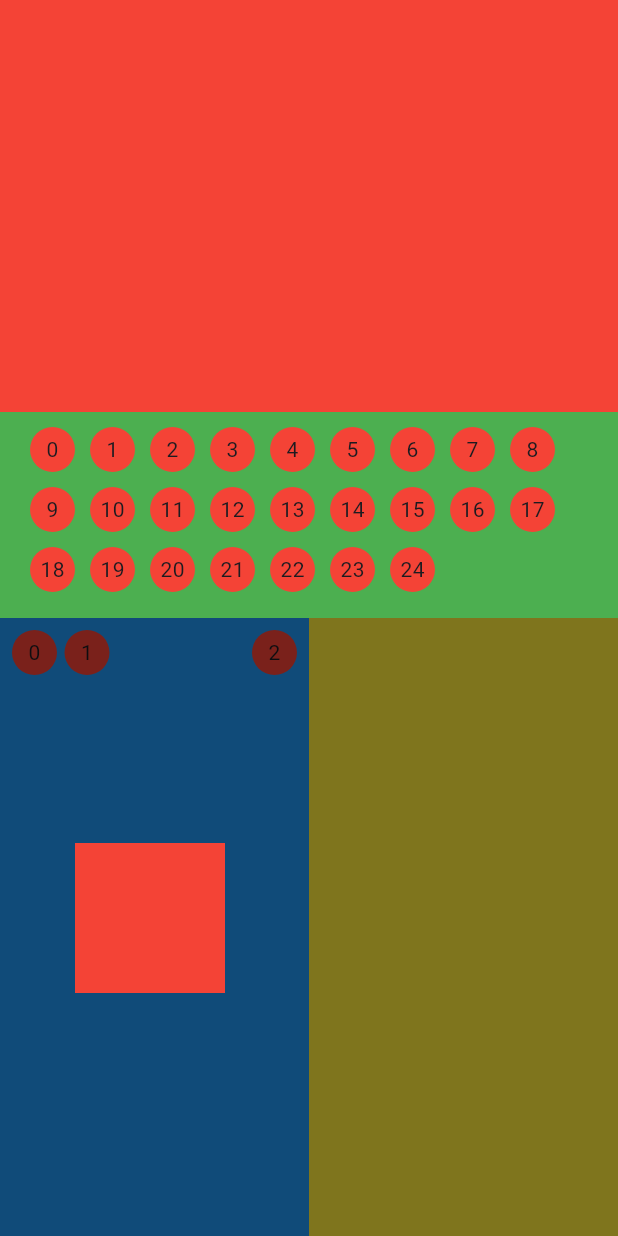
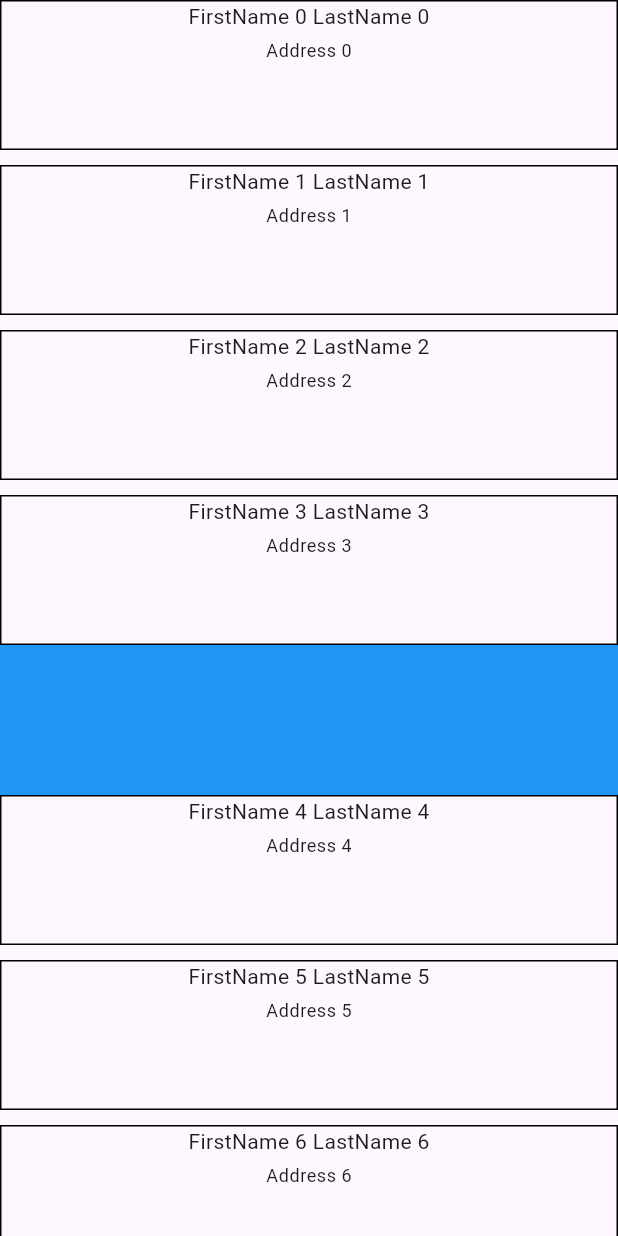
Before and after one commit to ESGI-5AL2/5AL2_2024_2025, a Flutter app: the screen it shows after launch, on a phone screen of 412 x 824 dp. Run offline on Flutter 3.47's test engine with Material 3 defaults, Android fonts, the light colour scheme and no system bars.

Commit message:
Add Listview chapter

```diff
--- /dev/null
+++ b/lib/lists/lists_screen.dart
@@ -0,0 +1,41 @@
+import 'package:al2_2024/lists/user.dart';
+import 'package:al2_2024/lists/user_list_item.dart';
+import 'package:flutter/material.dart';
+
+class ListsScreen extends StatelessWidget {
+  const ListsScreen({super.key});
+
+  @override
+  Widget build(BuildContext context) {
+    final users = List.generate(100, (index) {
+      return User(
+        firstName: 'FirstName $index',
+        lastName: 'LastName $index',
+        address: 'Address $index',
+      );
+    });
+
+    return Scaffold(
+      body: SafeArea(
+        child: ListView.separated(
+          itemCount: users.length,
+          separatorBuilder: (context, index) {
+            if (index % 3 == 0 && index != 0) {
+              return Container(
+                height: 100,
+                width: 100,
+                color: Colors.blue,
+              );
+            }
+
+            return const SizedBox(height: 10);
+          },
+          itemBuilder: (context, index) {
+            final user = users[index];
+            return UserListItem(user: user);
+          },
+        ),
+      ),
+    );
+  }
+}
--- /dev/null
+++ b/lib/lists/user.dart
@@ -0,0 +1,11 @@
+class User {
+  final String firstName;
+  final String lastName;
+  final String address;
+
+  User({
+    required this.firstName,
+    required this.lastName,
+    required this.address,
+  });
+}
--- /dev/null
+++ b/lib/lists/user_list_item.dart
@@ -0,0 +1,39 @@
+import 'package:al2_2024/lists/user.dart';
+import 'package:flutter/material.dart';
+
+class UserListItem extends StatelessWidget {
+  const UserListItem({
+    super.key,
+    required this.user,
+  });
+
+  final User user;
+
+  @override
+  Widget build(BuildContext context) {
+    print('We are building the user : ${user.firstName}');
+    return Container(
+      height: 100,
+      width: 100,
+      decoration: BoxDecoration(
+        border: Border.all(
+          width: 1,
+          color: Colors.black,
+        ),
+      ),
+      child: Column(
+        children: [
+          Text(
+            '${user.firstName} ${user.lastName}',
+            style: Theme.of(context).textTheme.bodyMedium,
+          ),
+          const SizedBox(height: 5),
+          Text(
+            user.address,
+            style: Theme.of(context).textTheme.bodySmall,
+          ),
+        ],
+      ),
+    );
+  }
+}
--- a/lib/main.dart
+++ b/lib/main.dart
@@ -1,6 +1,7 @@
 import 'package:al2_2024/exercises/exercise_a.dart';
 import 'package:al2_2024/home.dart';
 import 'package:al2_2024/layouts/layouts.dart';
+import 'package:al2_2024/lists/lists_screen.dart';
 import 'package:flutter/material.dart';
 
 import 'exercises/exercise_b.dart';
@@ -24,7 +25,7 @@ class MyApp extends StatelessWidget {
           ),
         ),
       ),
-      home: const Layouts(),
+      home: const ListsScreen(),
     );
   }
 }
```
